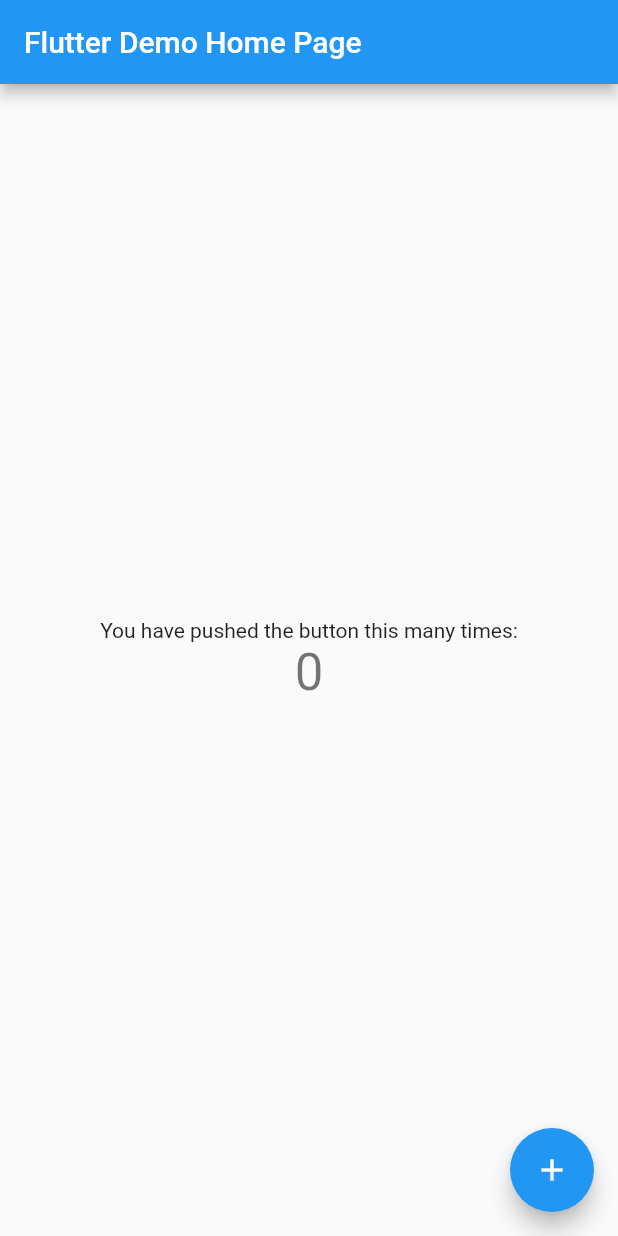
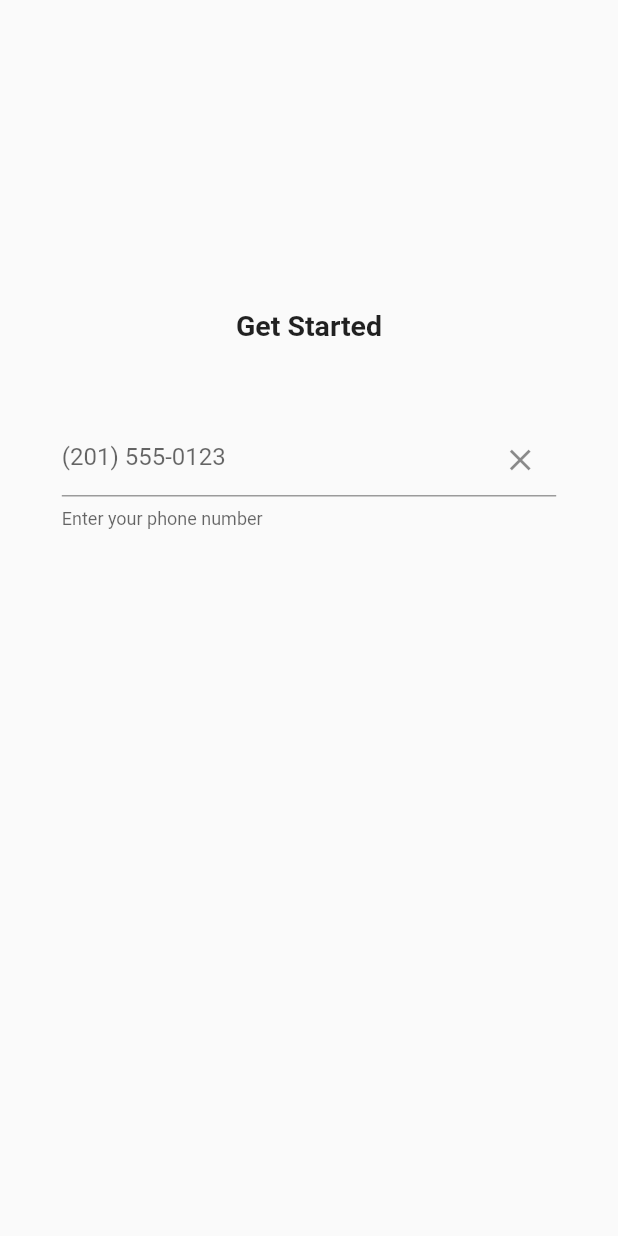
Before and after one commit to denver-code/phonemask, a Flutter app: the screen it shows after launch, on a phone screen of 412 x 824 dp. Run offline on Flutter 3.47's test engine with Material 2 defaults, Android fonts, the phone set to English and light mode, and no system bars; our stand-ins replace mask_text_input_formatter.

Commit message:
final version

```diff
--- /dev/null
+++ b/lib/internal/phone_screen.dart
@@ -0,0 +1,118 @@
+import 'package:flutter/material.dart';
+import 'package:mask_text_input_formatter/mask_text_input_formatter.dart';
+
+class PhoneScreen extends StatefulWidget {
+  const PhoneScreen({Key? key}) : super(key: key);
+
+  @override
+  State<PhoneScreen> createState() => _PhoneScreenState();
+}
+
+class _PhoneScreenState extends State<PhoneScreen> {
+  final textController = TextEditingController();
+
+  int charLength = 0;
+
+  bool status = false;
+
+  var maskFormatter = MaskTextInputFormatter(
+      mask: '(###) ###-####',
+      filter: {"#": RegExp(r'[0-9]')},
+      type: MaskAutoCompletionType.lazy);
+
+  _onChanged(String value) {
+    setState(() {
+      charLength = maskFormatter.getUnmaskedText().length;
+    });
+
+    if (charLength == 10) {
+      setState(() {
+        status = true;
+      });
+    } else {
+      setState(() {
+        status = false;
+      });
+    }
+  }
+
+  @override
+  Widget build(BuildContext context) {
+    return Scaffold(
+      body: SafeArea(
+          child: Column(
+        children: [
+          SizedBox(
+            height: MediaQuery.of(context).size.height / 4,
+          ),
+          Container(
+            // height: MediaQuery.of(context).size.height / 14,
+            alignment: Alignment.center,
+            child: const Text("Get Started",
+                style: TextStyle(fontSize: 19, fontWeight: FontWeight.w600)),
+          ),
+          SizedBox(
+            height: MediaQuery.of(context).size.height / 15,
+          ),
+          Expanded(
+              child: SingleChildScrollView(
+            padding: EdgeInsets.symmetric(
+                horizontal: MediaQuery.of(context).size.width / 10),
+            child: Column(
+              mainAxisSize: MainAxisSize.max,
+              mainAxisAlignment: MainAxisAlignment.center,
+              crossAxisAlignment: CrossAxisAlignment.stretch,
+              children: [
+                TextField(
+                  inputFormatters: [maskFormatter],
+                  controller: textController,
+                  autocorrect: true,
+                  keyboardType: TextInputType.number,
+                  decoration: InputDecoration(
+                    hintText: '(201) 555-0123',
+                    helperText: "Enter your phone number",
+                    suffixIcon: IconButton(
+                      onPressed: textController.clear,
+                      icon: const Icon(Icons.clear),
+                    ),
+                  ),
+                  onChanged: _onChanged,
+                )
+              ],
+            ),
+          )),
+          Visibility(
+              maintainSize: true,
+              maintainAnimation: true,
+              maintainState: true,
+              visible: status,
+              child: Container(
+                  alignment: Alignment.bottomRight,
+                  margin: const EdgeInsets.only(top: 20, right: 20, bottom: 20),
+                  child: RawMaterialButton(
+                    onPressed: () {
+                      ScaffoldMessenger.of(context).showSnackBar(
+                        SnackBar(
+                            content: Row(
+                          children: [
+                            Text(
+                                "Masked: ${maskFormatter.getMaskedText()} UnMasked: ${maskFormatter.getUnmaskedText()}"),
+                          ],
+                        )),
+                      );
+                    },
+                    elevation: 2.0,
+                    fillColor: Colors.blue,
+                    child: const Icon(
+                      Icons.arrow_right,
+                      size: 35.0,
+                      color: Colors.white,
+                    ),
+                    padding: const EdgeInsets.all(15.0),
+                    shape: const CircleBorder(),
+                  ))),
+        ],
+      )),
+    );
+  }
+}
--- a/lib/main.dart
+++ b/lib/main.dart
@@ -1,4 +1,5 @@
 import 'package:flutter/material.dart';
+import 'package:phonemask/internal/phone_screen.dart';
 
 void main() {
   runApp(const MyApp());
@@ -7,109 +8,15 @@ void main() {
 class MyApp extends StatelessWidget {
   const MyApp({Key? key}) : super(key: key);
 
-  // This widget is the root of your application.
   @override
   Widget build(BuildContext context) {
     return MaterialApp(
-      title: 'Flutter Demo',
+      title: 'Flutter Test',
+      debugShowCheckedModeBanner: false,
       theme: ThemeData(
-        // This is the theme of your application.
-        //
-        // Try running your application with "flutter run". You'll see the
-        // application has a blue toolbar. Then, without quitting the app, try
-        // changing the primarySwatch below to Colors.green and then invoke
-        // "hot reload" (press "r" in the console where you ran "flutter run",
-        // or simply save your changes to "hot reload" in a Flutter IDE).
-        // Notice that the counter didn't reset back to zero; the application
-        // is not restarted.
         primarySwatch: Colors.blue,
       ),
-      home: const MyHomePage(title: 'Flutter Demo Home Page'),
+      home: const PhoneScreen(),
     );
   }
 }
-
-class MyHomePage extends StatefulWidget {
-  const MyHomePage({Key? key, required this.title}) : super(key: key);
-
-  // This widget is the home page of your application. It is stateful, meaning
-  // that it has a State object (defined below) that contains fields that affect
-  // how it looks.
-
-  // This class is the configuration for the state. It holds the values (in this
-  // case the title) provided by the parent (in this case the App widget) and
-  // used by the build method of the State. Fields in a Widget subclass are
-  // always marked "final".
-
-  final String title;
-
-  @override
-  State<MyHomePage> createState() => _MyHomePageState();
-}
-
-class _MyHomePageState extends State<MyHomePage> {
-  int _counter = 0;
-
-  void _incrementCounter() {
-    setState(() {
-      // This call to setState tells the Flutter framework that something has
-      // changed in this State, which causes it to rerun the build method below
-      // so that the display can reflect the updated values. If we changed
-      // _counter without calling setState(), then the build method would not be
-      // called again, and so nothing would appear to happen.
-      _counter++;
-    });
-  }
-
-  @override
-  Widget build(BuildContext context) {
-    // This method is rerun every time setState is called, for instance as done
-    // by the _incrementCounter method above.
-    //
-    // The Flutter framework has been optimized to make rerunning build methods
-    // fast, so that you can just rebuild anything that needs updating rather
-    // than having to individually change instances of widgets.
-    return Scaffold(
-      appBar: AppBar(
-        // Here we take the value from the MyHomePage object that was created by
-        // the App.build method, and use it to set our appbar title.
-        title: Text(widget.title),
-      ),
-      body: Center(
-        // Center is a layout widget. It takes a single child and positions it
-        // in the middle of the parent.
-        child: Column(
-          // Column is also a layout widget. It takes a list of children and
-          // arranges them vertically. By default, it sizes itself to fit its
-          // children horizontally, and tries to be as tall as its parent.
-          //
-          // Invoke "debug painting" (press "p" in the console, choose the
-          // "Toggle Debug Paint" action from the Flutter Inspector in Android
-          // Studio, or the "Toggle Debug Paint" command in Visual Studio Code)
-          // to see the wireframe for each widget.
-          //
-          // Column has various properties to control how it sizes itself and
-          // how it positions its children. Here we use mainAxisAlignment to
-          // center the children vertically; the main axis here is the vertical
-          // axis because Columns are vertical (the cross axis would be
-          // horizontal).
-          mainAxisAlignment: MainAxisAlignment.center,
-          children: <Widget>[
-            const Text(
-              'You have pushed the button this many times:',
-            ),
-            Text(
-              '$_counter',
-              style: Theme.of(context).textTheme.headline4,
-            ),
-          ],
-        ),
-      ),
-      floatingActionButton: FloatingActionButton(
-        onPressed: _incrementCounter,
-        tooltip: 'Increment',
-        child: const Icon(Icons.add),
-      ), // This trailing comma makes auto-formatting nicer for build methods.
-    );
-  }
-}
--- a/pubspec.yaml
+++ b/pubspec.yaml
@@ -29,7 +29,7 @@ environment:
 dependencies:
   flutter:
     sdk: flutter
-
+  mask_text_input_formatter: ^2.1.0
 
   # The following adds the Cupertino Icons font to your application.
   # Use with the CupertinoIcons class for iOS style icons.
```
Also changed, not shown: pubspec.lock, 1 other file.
